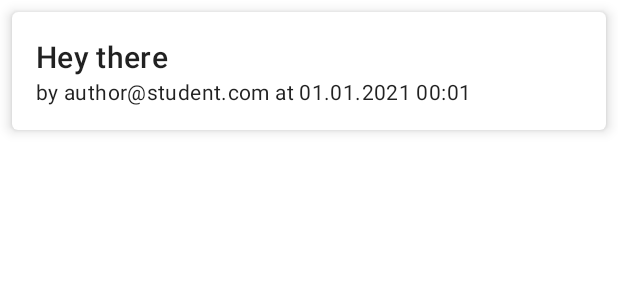
After one commit to AlanDSilva/android-chats, an Android app: the layout item_chat.xml on its own in the app's theme, with its tools: preview values and no code run, on a phone screen of 412 x 824 dp. The commit adds this screen. Shown: the top 300 px of the screen. Run offline under Robolectric (Android 15) with nearby library versions, the light colour scheme and no system bars.

Commit message:
basic ChatFragment

```diff
--- a/app/src/main/java/fi/alandasilva/chat/fragments/group/GroupFragment.kt
+++ b/app/src/main/java/fi/alandasilva/chat/fragments/group/GroupFragment.kt
@@ -7,6 +7,7 @@ import android.view.View
 import android.view.ViewGroup
 import androidx.fragment.app.activityViewModels
 import androidx.lifecycle.observe
+import androidx.navigation.fragment.findNavController
 import fi.alandasilva.chat.databinding.FragmentGroupBinding
 import fi.alandasilva.chat.viewmodel.ChatViewModel
 
@@ -36,7 +37,7 @@ class GroupFragment : Fragment() {
 
         //Observe the current state of messages
         viewModel.groups.observe(viewLifecycleOwner) {groups ->
-            binding.recyclerView.adapter = ItemAdapter(groups)
+            binding.recyclerView.adapter = ItemAdapter(groups, findNavController())
         }
     }
 
--- /dev/null
+++ b/app/src/main/res/layout/item_chat.xml
@@ -0,0 +1,28 @@
+<?xml version="1.0" encoding="utf-8"?>
+<com.google.android.material.card.MaterialCardView xmlns:android="http://schemas.android.com/apk/res/android"
+    android:layout_height="wrap_content"
+    android:layout_width="match_parent"
+    xmlns:app="http://schemas.android.com/apk/res-auto"
+    android:layout_margin="8dp"
+    app:cardElevation="5dp">
+    <LinearLayout
+        android:layout_height="wrap_content"
+        android:layout_width="match_parent"
+        android:orientation="vertical"
+        android:padding="16dp">
+        <TextView
+            android:id="@+id/content_text_view"
+            android:layout_width="match_parent"
+            android:layout_height="wrap_content"
+            android:textAppearance="?attr/textAppearanceHeadline6"
+            android:text="Hey there">
+        </TextView>
+        <TextView
+            android:id="@+id/author_text_view"
+            android:layout_width="match_parent"
+            android:layout_height="wrap_content"
+            android:textAppearance="?attr/textAppearanceBody2"
+            android:text="by author@student.com at 01.01.2021 00:01">
+        </TextView>
+    </LinearLayout>
+</com.google.android.material.card.MaterialCardView>
```
Also changed, not shown: app/src/main/java/fi/alandasilva/chat/fragments/chat/ChatFragment.kt (+25 -6 lines), app/src/main/java/fi/alandasilva/chat/fragments/chat/ItemAdapter.kt (added, +32 -0 lines), app/src/main/java/fi/alandasilva/chat/fragments/group/ItemAdapter.kt (+4 -3 lines), app/src/main/java/fi/alandasilva/chat/viewmodel/ChatViewModel.kt (+12 -0 lines), app/src/main/java/fi/alandasilva/chat/viewmodel/MessagesLiveData.kt (added, +44 -0 lines), app/src/main/res/layout/fragment_chat.xml (+13 -21 lines), app/src/main/res/navigation/nav_graph.xml (+7 -4 lines).
